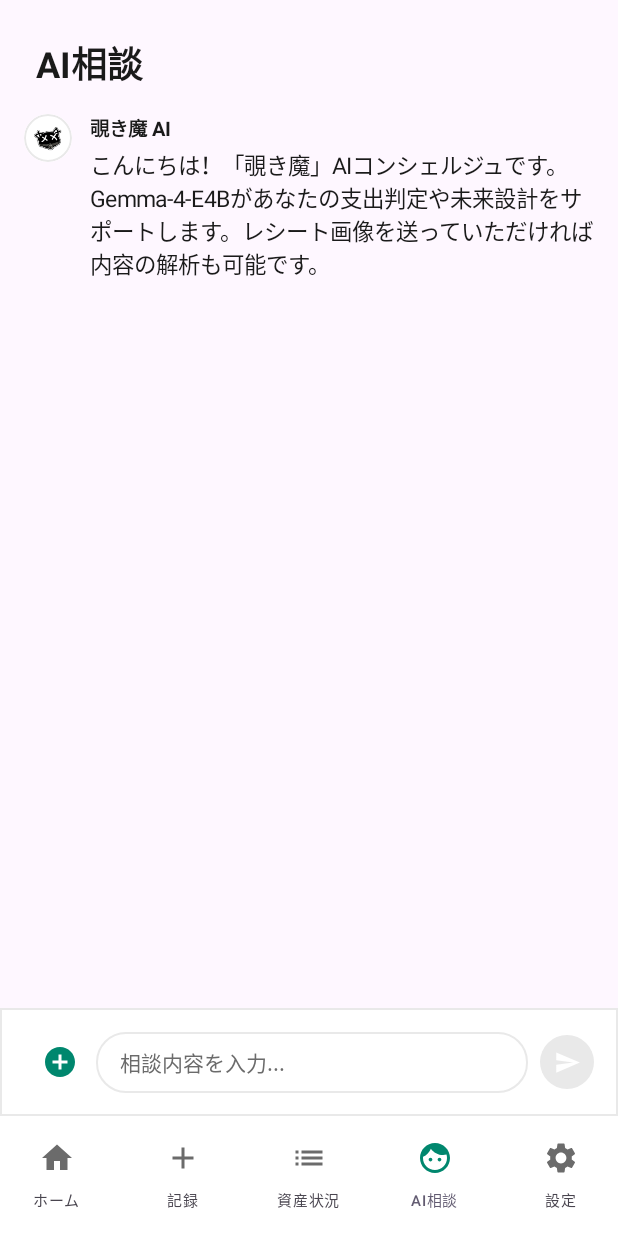
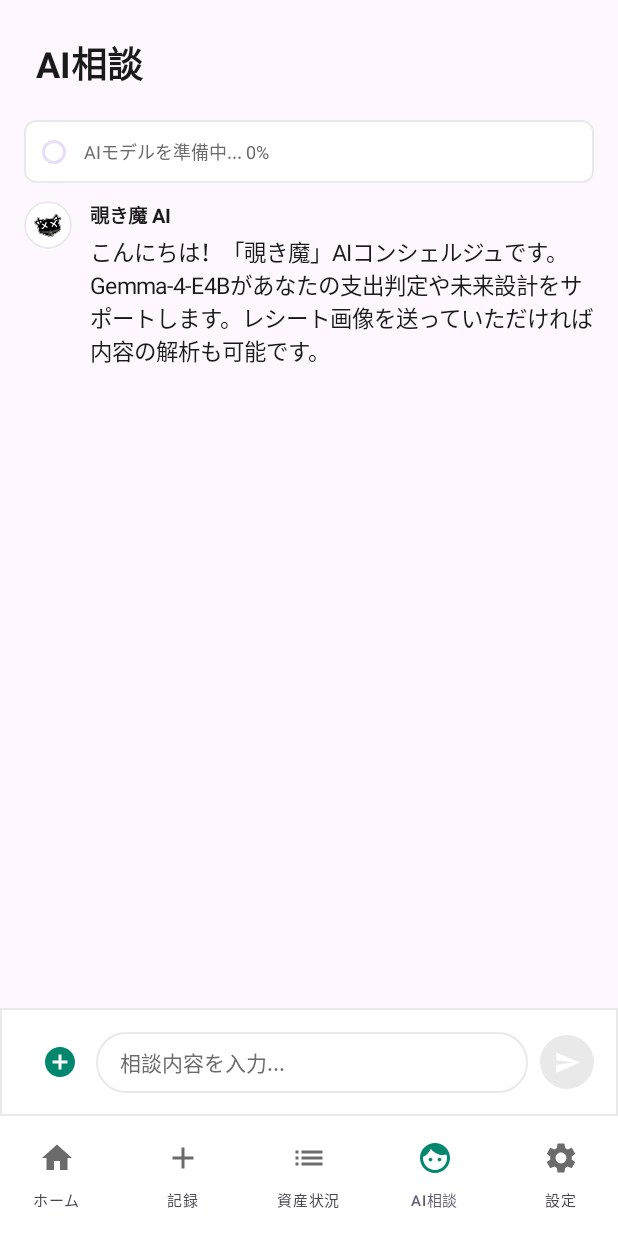
Before and after one commit to xxxxholica/nozokima, an Android app built with Jetpack Compose: the screen it shows after launch (MainActivity), item 4 of the bottom bar chosen, on a phone screen of 412 x 824 dp. Run offline under Robolectric (Android 15) with nearby library versions, the light colour scheme and no system bars; our stand-ins replace Room's generated code; libraries missing offline, so code that uses them is left out: com.google.mediapipe.tasks.

Commit message:
LLMロジック 準備

```diff
--- a/app/build.gradle.kts
+++ b/app/build.gradle.kts
@@ -38,7 +38,9 @@ android {
     buildFeatures {
         compose = true
     }
+    // assetsに巨大ファイルを置かないため、noCompressの設定は不要になりました
 }
+
 dependencies {
     implementation("androidx.core:core-ktx:1.12.0")
     implementation("androidx.lifecycle:lifecycle-runtime-ktx:2.7.0")
@@ -56,4 +58,7 @@ dependencies {
     kapt("androidx.room:room-compiler:$roomVersion")
 
     implementation("net.objecthunter:exp4j:0.4.8")
+
+    // MediaPipe LLM Inference
+    implementation("com.google.mediapipe:tasks-genai:0.10.33")
 }
--- a/app/src/main/AndroidManifest.xml
+++ b/app/src/main/AndroidManifest.xml
@@ -1,5 +1,7 @@
 <?xml version="1.0" encoding="utf-8"?>
 <manifest xmlns:android="http://schemas.android.com/apk/res/android">
+
+    <uses-permission android:name="android.permission.INTERNET" />
 
     <application
         android:name=".NozokimaApplication"
--- a/app/src/main/java/com/example/nozokima/MainActivity.kt
+++ b/app/src/main/java/com/example/nozokima/MainActivity.kt
@@ -93,6 +93,7 @@ data class ChatMessage(
 
 class MainActivity : ComponentActivity() {
     private val db by lazy { (application as NozokimaApplication).database }
+    private val gemma by lazy { GemmaModel(this) }
 
     override fun onCreate(savedInstanceState: Bundle?) {
         super.onCreate(savedInstanceState)
@@ -143,7 +144,8 @@ class MainActivity : ComponentActivity() {
                             3 -> ConsultationScreen(
                                 messages = chatMessages,
                                 initialTransaction = consultingTransaction,
-                                onClearConsultation = { consultingTransaction = null }
+                                onClearConsultation = { consultingTransaction = null },
+                                gemma = gemma
                             )
                             4 -> BudgetSettingsScreen(dao)
                         }
@@ -1278,9 +1280,15 @@ fun AssetsScreen(dao: FinanceDao) {
 fun ConsultationScreen(
     messages: SnapshotStateList<ChatMessage>,
     initialTransaction: Transaction? = null,
-    onClearConsultation: () -> Unit = {}
+    onClearConsultation: () -> Unit = {},
+    gemma: GemmaModel? = null
 ) {
     var inputText by remember { mutableStateOf("") }
+    val scope = rememberCoroutineScope()
+
+    // --- 準備状態と進捗を取得 ---
+    val isReady by (gemma?.isReady?.collectAsState() ?: remember { mutableStateOf(false) })
+    val progress by (gemma?.copyProgress?.collectAsState() ?: remember { mutableIntStateOf(0) })
 
     // 初期相談データの処理
     LaunchedEffect(initialTransaction) {
@@ -1296,17 +1304,47 @@ fun ConsultationScreen(
     }
 
     Column(modifier = Modifier.fillMaxSize()) {
-        Text("AI相談", modifier = Modifier.padding(top = 24.dp, start = 24.dp, end = 24.dp, bottom = 12.dp), color = NotionTextPrimary, fontSize = 24.sp, fontWeight = FontWeight.Bold)
+        Text(
+            "AI相談",
+            modifier = Modifier.padding(top = 24.dp, start = 24.dp, end = 24.dp, bottom = 12.dp),
+            color = NotionTextPrimary,
+            fontSize = 24.sp,
+            fontWeight = FontWeight.Bold
+        )
+
+        // --- モデルの準備（ダウンロード）状況を表示 ---
+        if (!isReady) {
+            Surface(
+                modifier = Modifier.fillMaxWidth().padding(horizontal = 16.dp, vertical = 8.dp),
+                color = NotionBackground,
+                shape = RoundedCornerShape(8.dp),
+                border = BorderStroke(1.dp, NotionBorder)
+            ) {
+                Row(
+                    modifier = Modifier.padding(12.dp),
+                    verticalAlignment = Alignment.CenterVertically
+                ) {
+                    CircularProgressIndicator(
+                        progress = { progress / 100f },
+                        modifier = Modifier.size(16.dp),
+                        strokeWidth = 2.dp,
+                        color = NotionSafeGreen
+                    )
+                    Spacer(modifier = Modifier.width(12.dp))
+                    Text("AIモデルを準備中... $progress%", fontSize = 12.sp, color = NotionTextSecondary)
+                }
+            }
+        }
 
         val listState = rememberLazyListState()
 
-        // メッセージが追加されたら最新へスクロール
         LaunchedEffect(messages.size) {
             if (messages.isNotEmpty()) {
                 listState.animateScrollToItem(messages.size - 1)
             }
         }
 
+        // チャット履歴
         LazyColumn(
             state = listState,
             modifier = Modifier.weight(1f).padding(horizontal = 16.dp),
@@ -1318,11 +1356,12 @@ fun ConsultationScreen(
             }
         }
 
+        // 入力フォーム
         Surface(
             modifier = Modifier.fillMaxWidth().imePadding(),
             color = Color.White,
             tonalElevation = 2.dp,
-            border = androidx.compose.foundation.BorderStroke(1.dp, NotionBorder)
+            border = BorderStroke(1.dp, NotionBorder)
         ) {
             Row(
                 modifier = Modifier.padding(horizontal = 16.dp, vertical = 12.dp),
@@ -1332,7 +1371,11 @@ fun ConsultationScreen(
                     Icon(Icons.Default.AddCircle, contentDescription = "レシート撮影", tint = NotionSafeGreen)
                 }
                 Box(
-                    modifier = Modifier.weight(1f).background(NotionBackground, RoundedCornerShape(20.dp)).border(1.dp, NotionBorder, RoundedCornerShape(20.dp)).padding(horizontal = 16.dp, vertical = 10.dp)
+                    modifier = Modifier
+                        .weight(1f)
+                        .background(NotionBackground, RoundedCornerShape(20.dp))
+                        .border(1.dp, NotionBorder, RoundedCornerShape(20.dp))
+                        .padding(horizontal = 16.dp, vertical = 10.dp)
                 ) {
                     if (inputText.isEmpty()) {
                         Text("相談内容を入力...", color = NotionTextSecondary, fontSize = 14.sp)
@@ -1344,17 +1387,32 @@ fun ConsultationScreen(
                     )
                 }
                 Spacer(modifier = Modifier.width(8.dp))
+
+                // 送信ボタン
                 IconButton(
                     onClick = {
-                        if (inputText.isNotBlank()) {
-                            messages.add(ChatMessage(text = inputText, isUser = true))
+                        if (inputText.isNotBlank() && gemma != null) {
                             val userMsg = inputText
+                            messages.add(ChatMessage(text = userMsg, isUser = true))
                             inputText = ""
-                            // モック返信
-                            messages.add(ChatMessage("ai_reply_${System.currentTimeMillis()}", "なるほど、${userMsg.take(5)}...についての相談ですね。あなたの資産推移から見ると、今の判断は非常に賢明だと思います！", isUser = false))
+
+                            scope.launch {
+                                val aiMsgId = "ai_reply_${System.currentTimeMillis()}"
+                                messages.add(ChatMessage(id = aiMsgId, text = "...", isUser = false))
+
+                                // ここで gemma を参照
+                                val response = gemma.generateResponse(userMsg)
+
+                                val index = messages.indexOfFirst { it.id == aiMsgId }
+                                if (index != -1) {
+                                    messages[index] = ChatMessage(id = aiMsgId, text = response, isUser = false)
+                                }
+                            }
                         }
                     },
-                    modifier = Modifier.background(if (inputText.isNotBlank()) NotionSafeGreen else NotionBorder, RoundedCornerShape(50.dp)).size(36.dp)
+                    modifier = Modifier
+                        .background(if (inputText.isNotBlank()) NotionSafeGreen else NotionBorder, RoundedCornerShape(50.dp))
+                        .size(36.dp)
                 ) {
                     Icon(Icons.Default.Send, contentDescription = null, tint = Color.White, modifier = Modifier.size(18.dp))
                 }
--- a/gradle.properties
+++ b/gradle.properties
@@ -6,7 +6,7 @@
 # http://www.gradle.org/docs/current/userguide/build_environment.html
 # Specifies the JVM arguments used for the daemon process.
 # The setting is particularly useful for tweaking memory settings.
-org.gradle.jvmargs=-Xmx2048m -Dfile.encoding=UTF-8
+org.gradle.jvmargs=-Xmx8g -Dfile.encoding=UTF-8
 # When configured, Gradle will run in incubating parallel mode.
 # This option should only be used with decoupled projects. For more details, visit
 # https://developer.android.com/r/tools/gradle-multi-project-decoupled-projects
```
Also changed, not shown: app/src/main/java/com/example/nozokima/GemmaModel.kt (added, +117 -0 lines).
